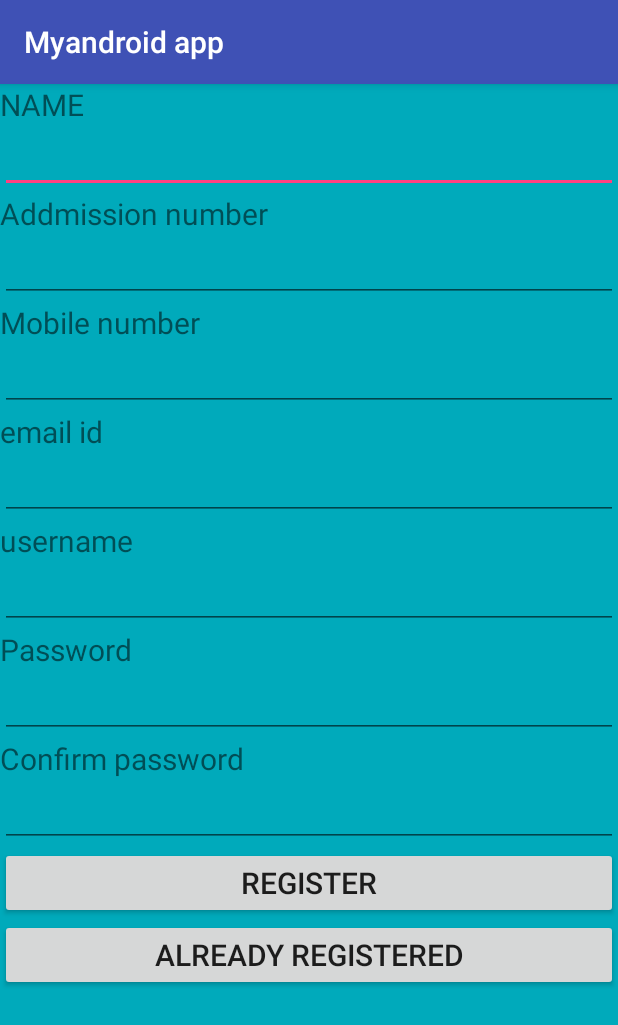
After one commit to supasilpa/new, an Android app: the RegisterActivity screen opened directly, with no data from a screen before it, on a phone screen of 412 x 824 dp. The commit adds this screen. Shown: the top 1025 px of the screen. Run offline under Robolectric (Android 15) with nearby library versions, the phone set to English and light mode, and no system bars.

Commit message:
registration completed

```diff
--- a/app/src/main/AndroidManifest.xml
+++ b/app/src/main/AndroidManifest.xml
@@ -15,6 +15,7 @@
                 <category android:name="android.intent.category.LAUNCHER" />
             </intent-filter>
         </activity>
+        <activity android:name=".RegisterActivity"></activity>
     </application>
 
 </manifest>
--- a/app/src/main/java/com/sup/administrator/myandroidapp/MainActivity.java
+++ b/app/src/main/java/com/sup/administrator/myandroidapp/MainActivity.java
@@ -1,5 +1,6 @@
 package com.sup.administrator.myandroidapp;
 
+import android.content.Intent;
 import android.support.v7.app.AppCompatActivity;
 import android.os.Bundle;
 import android.view.View;
@@ -9,7 +10,7 @@ import android.widget.Toast;
 
 public class MainActivity extends AppCompatActivity {
     EditText ed1,ed2;
-    Button b;
+    Button b,b1;
     String getUsername,getPassword;
     @Override
     protected void onCreate(Bundle savedInstanceState) {
@@ -19,6 +20,8 @@ public class MainActivity extends AppCompatActivity {
         ed1=(EditText)findViewById(R.id.uname);
         ed2=(EditText)findViewById(R.id.password);
         b=(Button)findViewById(R.id.login);
+        b1=(Button)findViewById(R.id.reg);
+
      b.setOnClickListener(new View.OnClickListener() {
          @Override
          public void onClick(View view) {
@@ -31,5 +34,13 @@ public class MainActivity extends AppCompatActivity {
 
          }
      });
+        b1.setOnClickListener(new View.OnClickListener() {
+            @Override
+            public void onClick(View view) {
+                Intent i=new Intent(getApplicationContext(),RegisterActivity.class);
+                startActivity(i);
+
+            }
+        });
     }
 }
--- /dev/null
+++ b/app/src/main/java/com/sup/administrator/myandroidapp/RegisterActivity.java
@@ -0,0 +1,65 @@
+package com.sup.administrator.myandroidapp;
+
+import android.content.Intent;
+import android.support.v7.app.AppCompatActivity;
+import android.os.Bundle;
+import android.view.View;
+import android.widget.Button;
+import android.widget.EditText;
+import android.widget.Toast;
+
+public class RegisterActivity extends AppCompatActivity {
+ EditText ed1,ed2,ed3,ed4,ed5,ed6,ed7;
+    Button b,b1;
+    String getName,getAdno,getMob,getEmail,getUname,getPass,getCpass;
+
+    @Override
+    protected void onCreate(Bundle savedInstanceState) {
+        super.onCreate(savedInstanceState);
+        setContentView(R.layout.activity_register);
+        ed1=(EditText)findViewById(R.id.name);
+        ed2=(EditText)findViewById(R.id.adno);
+        ed3=(EditText)findViewById(R.id.mob);
+        ed4=(EditText)findViewById(R.id.email);
+        ed5=(EditText)findViewById(R.id.username);
+        ed6=(EditText)findViewById(R.id.pass);
+        ed7=(EditText)findViewById(R.id.confirmpass);
+        b=(Button)findViewById(R.id.register);
+        b1=(Button)findViewById(R.id.alregis);
+        b.setOnClickListener(new View.OnClickListener() {
+            @Override
+            public void onClick(View view) {
+                getName = ed1.getText().toString();
+                getAdno = ed2.getText().toString();
+                getMob = ed3.getText().toString();
+                getEmail = ed4.getText().toString();
+                getUname = ed5.getText().toString();
+                getPass = ed6.getText().toString();
+                getCpass = ed7.getText().toString();
+
+                if (getPass.equals(getCpass)) {
+                    Toast.makeText(getApplicationContext(), getName, Toast.LENGTH_LONG).show();
+                    Toast.makeText(getApplicationContext(), getAdno, Toast.LENGTH_LONG).show();
+                    Toast.makeText(getApplicationContext(), getMob, Toast.LENGTH_LONG).show();
+                    Toast.makeText(getApplicationContext(), getEmail, Toast.LENGTH_LONG).show();
+                    Toast.makeText(getApplicationContext(), getUname, Toast.LENGTH_LONG).show();
+                    Toast.makeText(getApplicationContext(), getPass, Toast.LENGTH_LONG).show();
+                    Toast.makeText(getApplicationContext(), getCpass, Toast.LENGTH_LONG).show();
+
+                }
+                else {
+                    Toast.makeText(getApplicationContext(), "Password and confirm Password doesnot match", Toast.LENGTH_LONG).show();
+                }
+            }
+
+        });
+        b1.setOnClickListener(new View.OnClickListener() {
+            @Override
+            public void onClick(View view) {
+                Intent e=new Intent(getApplicationContext(),MainActivity.class);
+                startActivity(e);
+            }
+        });
+
+    }
+}
--- a/app/src/main/res/layout/activity_main.xml
+++ b/app/src/main/res/layout/activity_main.xml
@@ -23,10 +23,16 @@
         android:layout_height="wrap_content"
         android:id="@+id/password"/>
     <Button
-        android:text="BUtton"
+        android:text="Login"
         android:textSize="20dp"
         android:id="@+id/login"
         android:layout_width="match_parent"
         android:layout_height="wrap_content" />
+    <Button
+        android:text="Register"
+        android:textSize="20dp"
+        android:id="@+id/reg"
+        android:layout_width="match_parent"
+        android:layout_height="wrap_content" />
 
 </LinearLayout>
--- /dev/null
+++ b/app/src/main/res/layout/activity_register.xml
@@ -0,0 +1,86 @@
+<LinearLayout android:layout_height="match_parent"
+    android:layout_width="match_parent"
+    android:orientation="vertical"
+    android:background="#00aabb"
+    xmlns:android="http://schemas.android.com/apk/res/android">
+    <TextView
+        android:layout_width="match_parent"
+        android:layout_height="wrap_content"
+        android:text="NAME"
+        android:textSize="20dp"/>
+
+    <EditText
+        android:layout_width="match_parent"
+        android:layout_height="wrap_content"
+        android:id="@+id/name"/>
+    <TextView
+        android:layout_width="match_parent"
+        android:layout_height="wrap_content"
+        android:text="Addmission number"
+        android:textSize="20dp"
+    />
+    <EditText
+        android:layout_width="match_parent"
+        android:layout_height="wrap_content"
+        android:id="@+id/adno"/>
+    <TextView
+        android:layout_width="match_parent"
+        android:layout_height="wrap_content"
+        android:text="Mobile number"
+        android:textSize="20dp"/>
+    <EditText
+        android:layout_width="match_parent"
+        android:layout_height="wrap_content"
+        android:id="@+id/mob"/>
+
+
+    <TextView
+        android:layout_width="match_parent"
+        android:layout_height="wrap_content"
+        android:text="email id"
+        android:textSize="20dp"/>
+    <EditText
+        android:layout_width="match_parent"
+        android:layout_height="wrap_content"
+        android:id="@+id/email"/>
+    <TextView
+        android:layout_width="match_parent"
+        android:layout_height="wrap_content"
+        android:text="username"
+        android:textSize="20dp"/>
+    <EditText
+        android:layout_width="match_parent"
+        android:layout_height="wrap_content"
+        android:id="@+id/username"/>
+    <TextView
+        android:layout_width="match_parent"
+        android:layout_height="wrap_content"
+        android:text="Password"
+        android:textSize="20dp"/>
+    <EditText
+        android:layout_width="match_parent"
+        android:layout_height="wrap_content"
+        android:id="@+id/pass"
+        android:inputType="textPassword"/>
+    <TextView
+        android:layout_width="match_parent"
+        android:layout_height="wrap_content"
+        android:text="Confirm password"
+        android:textSize="20dp"/>
+    <EditText
+        android:layout_width="match_parent"
+        android:layout_height="wrap_content"
+        android:id="@+id/confirmpass"/>
+    <Button
+        android:id="@+id/register"
+        android:text="REGISTER"
+        android:textSize="20dp"
+        android:layout_width="match_parent"
+        android:layout_height="wrap_content" />
+    <Button
+        android:text="Already registered"
+        android:id="@+id/alregis"
+        android:textSize="20dp"
+        android:layout_width="match_parent"
+        android:layout_height="wrap_content" />
+</LinearLayout>
```
